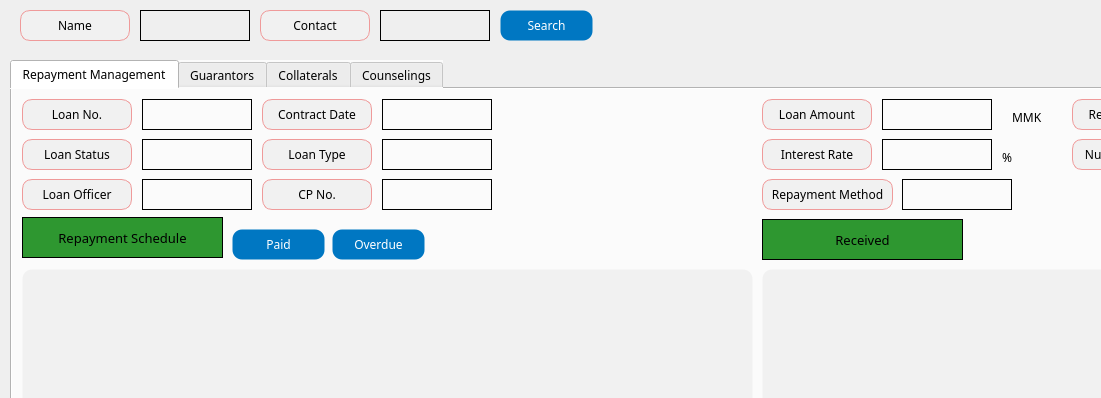
Before: the Qt Designer form app/src/pages/repayment/single.ui in DY-Microfinance-Customer-Management/dymf-algorithm, drawn with Qt 5; both pictures show x 0 to 1101 and y 0 to 398 of the 1461 by 702 pixel window.
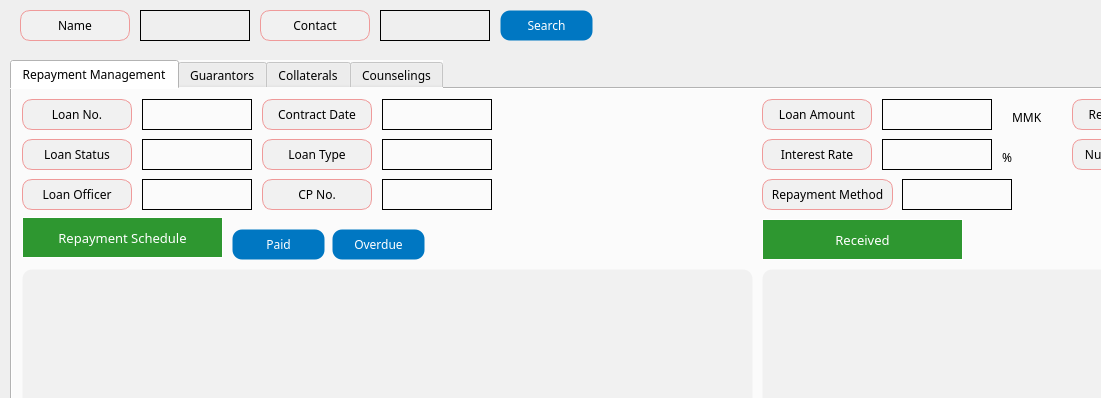
After: the same form once the commit is applied.

What changed in the file:
```diff
--- a/app/src/pages/repayment/single.ui
+++ b/app/src/pages/repayment/single.ui
@@ -127,7 +127,7 @@
        </font>
       </property>
       <property name="styleSheet">
-       <string notr="true">background-color: #2e9730;</string>
+       <string notr="true">background-color: #2e9730; color: white;</string>
       </property>
       <property name="frameShape">
        <enum>QFrame::Box</enum>
@@ -240,7 +240,7 @@
        </font>
       </property>
       <property name="styleSheet">
-       <string notr="true">background-color: #2e9730;</string>
+       <string notr="true">background-color: #2e9730; color: white;</string>
       </property>
       <property name="frameShape">
        <enum>QFrame::Box</enum>
```
Left out of the diff: 47 changed lines with no effect on the pictures.
